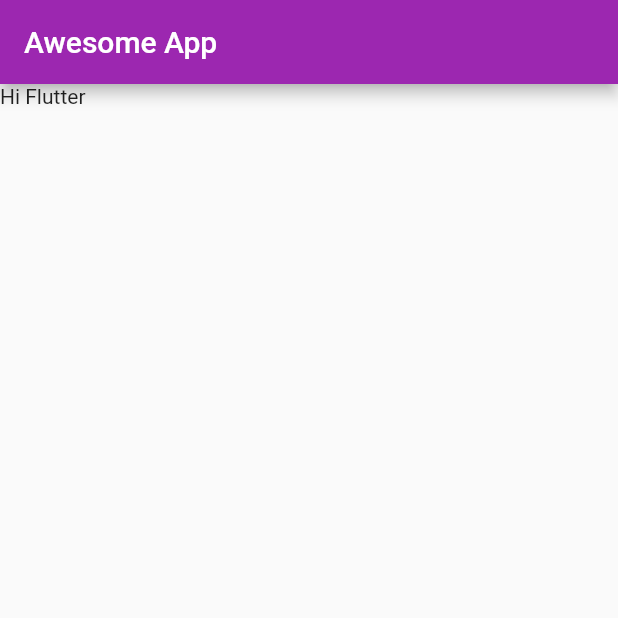
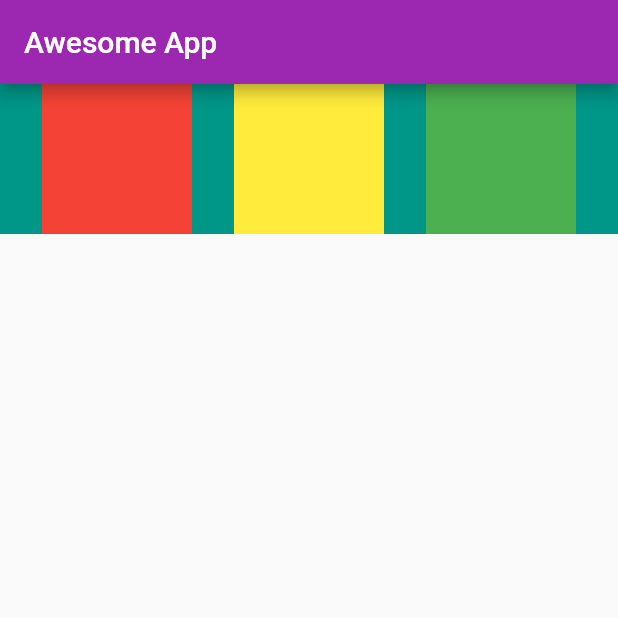
Before and after one commit to raulrd3/flutter_essentials, a Flutter app: the screen it shows after launch, on a phone screen of 412 x 824 dp, the top half of it. Run offline on Flutter 3.47's test engine with Material 2 defaults, Android fonts, the phone set to English and light mode, and no system bars.

Commit message:
Ch2 completed

```diff
--- a/lib/main.dart
+++ b/lib/main.dart
@@ -18,7 +18,35 @@
         title: Text("Awesome App"),
       ),
       body: Container(
-        child: Text("Hi Flutter"),
+        color: Colors.teal,
+        height: 100,
+        child: Row(
+          mainAxisAlignment: MainAxisAlignment.spaceEvenly,
+          crossAxisAlignment: CrossAxisAlignment.stretch,
+          children: [
+            Container(
+              padding: const EdgeInsets.all(8),
+              width: 100,
+              height: 100,
+              color: Colors.red,
+              alignment: Alignment.center,
+            ),
+            Container(
+              padding: const EdgeInsets.all(8),
+              width: 100,
+              height: 100,
+              color: Colors.yellow,
+              alignment: Alignment.center,
+            ),
+            Container(
+              padding: const EdgeInsets.all(8),
+              width: 100,
+              height: 100,
+              color: Colors.green,
+              alignment: Alignment.center,
+            ),
+          ],
+        ),
       ),
     );
   }
```
